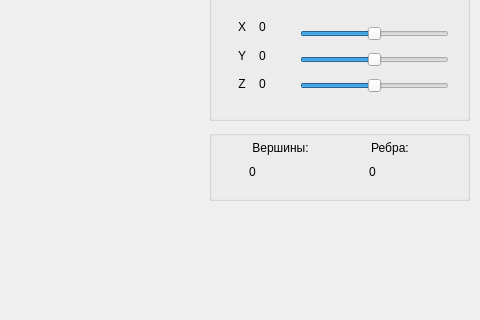
Old version of the form src/Front/mainwindow.ui in the repository ryusandorosu/CPP4_3DViewer_v2.0; both pictures show x 481 to 961 and y 346 to 666 of the 961 by 776 pixel window.
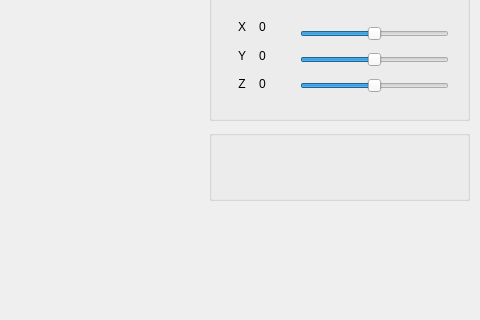
New version of the form. Custom widgets are drawn as their Qt base class.

Commit message: moved vertex and edges count info to the status bar

What changed in the file:
```diff
--- a/src/Front/mainwindow.ui
+++ b/src/Front/mainwindow.ui
@@ -36,64 +36,6 @@
     <property name="title">
      <string/>
     </property>
-    <widget class="QLabel" name="label_17">
-     <property name="geometry">
-      <rect>
-       <x>40</x>
-       <y>10</y>
-       <width>63</width>
-       <height>16</height>
-      </rect>
-     </property>
-     <property name="text">
-      <string>Вершины:</string>
-     </property>
-     <property name="alignment">
-      <set>Qt::AlignCenter</set>
-     </property>
-    </widget>
-    <widget class="QLabel" name="label_vertexes">
-     <property name="geometry">
-      <rect>
-       <x>40</x>
-       <y>34</y>
-       <width>101</width>
-       <height>16</height>
-      </rect>
-     </property>
-     <property name="text">
-      <string>0</string>
-     </property>
-    </widget>
-    <widget class="QLabel" name="label_18">
-     <property name="geometry">
-      <rect>
-       <x>160</x>
-       <y>10</y>
-       <width>42</width>
-       <height>16</height>
-      </rect>
-     </property>
-     <property name="text">
-      <string>Ребра:</string>
-     </property>
-     <property name="alignment">
-      <set>Qt::AlignCenter</set>
-     </property>
-    </widget>
-    <widget class="QLabel" name="label_edges">
-     <property name="geometry">
-      <rect>
-       <x>160</x>
-       <y>34</y>
-       <width>91</width>
-       <height>16</height>
-      </rect>
-     </property>
-     <property name="text">
-      <string>0</string>
-     </property>
-    </widget>
    </widget>
    <widget class="QGroupBox" name="groupBox_7">
     <property name="geometry">
```
Left out of the diff: 4 changed lines with no effect on the pictures. The commit also changes 3 other files.
